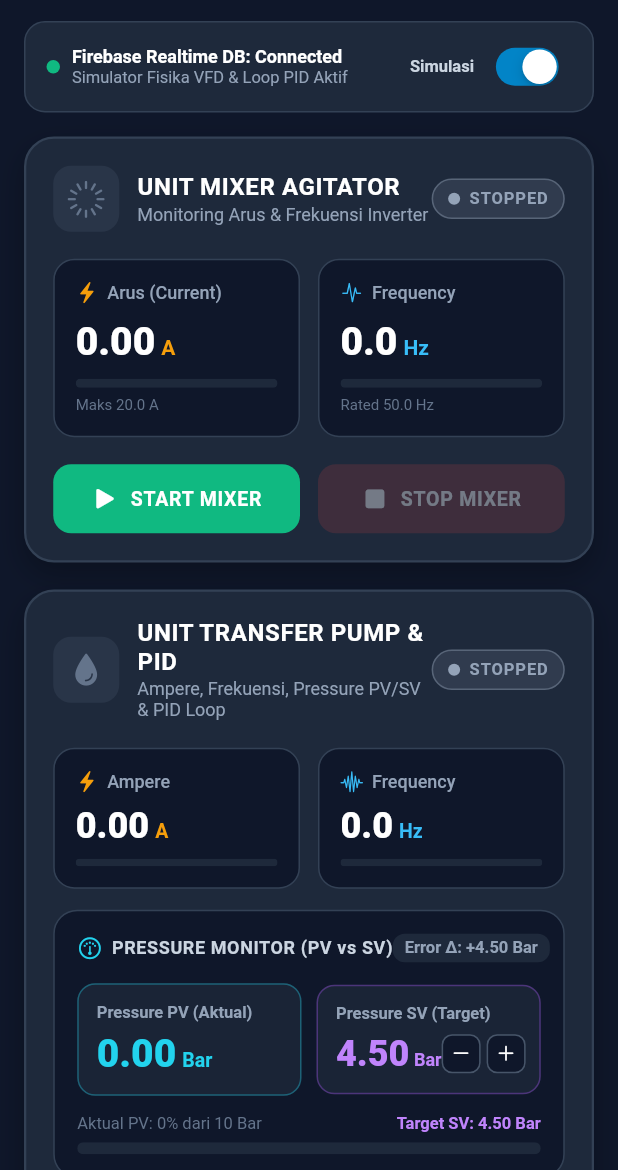
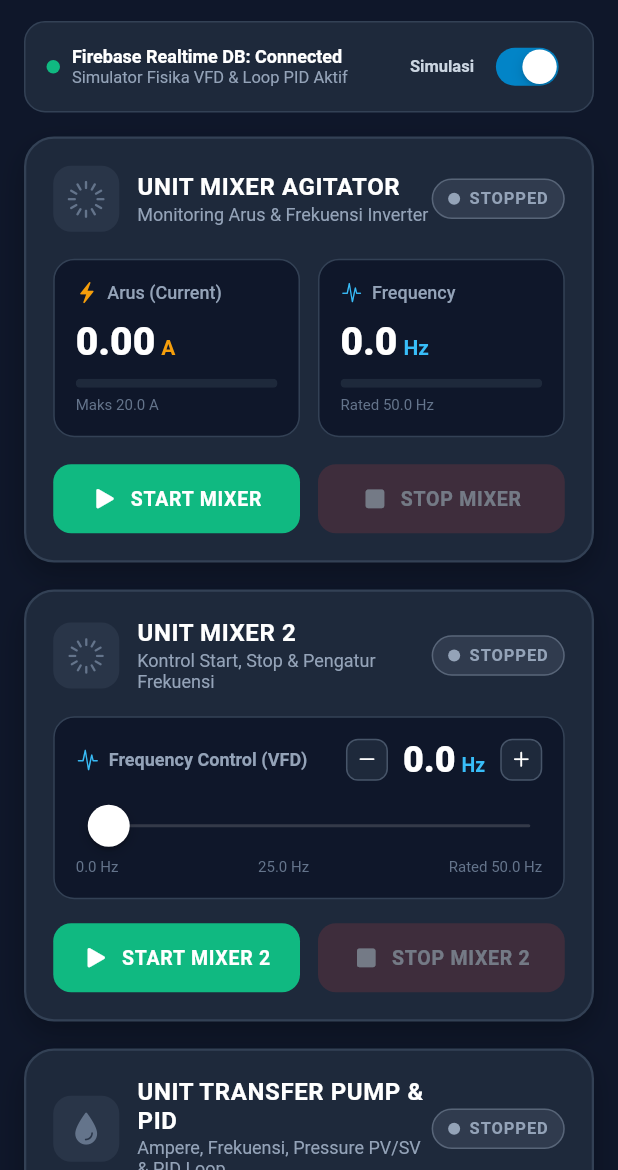
Before and after one commit to Roni43-array/Mixing-And-Pump-System, a Flutter app: the screen it shows after launch, on a phone screen of 412 x 824 dp, the part 66-1236 px from its top. Run offline on Flutter 3.47's test engine with Material 3 defaults, Android fonts, the phone set to English and light mode, and no system bars; our stand-ins replace firebase_core, firebase_database; accounts and stored records are empty.

Commit message:
Add files via upload

```diff
--- a/lib/models/system_telemetry.dart
+++ b/lib/models/system_telemetry.dart
@@ -58,6 +58,63 @@ class MixerTelemetry {
       isRunning: isRunning ?? this.isRunning,
       command: command ?? this.command,
       currentAmpere: currentAmpere ?? this.currentAmpere,
+      frequencyHz: frequencyHz ?? this.frequencyHz,
+      updatedAt: updatedAt ?? this.updatedAt,
+    );
+  }
+}
+
+/// Model untuk unit tambahan (Mixer 2 & Pump 2) yang hanya berisi Start, Stop, dan atur Frequency.
+class SimpleVfdUnitTelemetry {
+  final bool isRunning;
+  final String command; // "START" atau "STOP"
+  final double frequencyHz; // Frekuensi yang diatur (0.0 - 50.0 Hz)
+  final int updatedAt;
+
+  const SimpleVfdUnitTelemetry({
+    required this.isRunning,
+    required this.command,
+    required this.frequencyHz,
+    required this.updatedAt,
+  });
+
+  factory SimpleVfdUnitTelemetry.initial() {
+    return SimpleVfdUnitTelemetry(
+      isRunning: false,
+      command: 'STOP',
+      frequencyHz: 0.0,
+      updatedAt: DateTime.now().millisecondsSinceEpoch,
+    );
+  }
+
+  factory SimpleVfdUnitTelemetry.fromMap(Map<dynamic, dynamic>? map) {
+    if (map == null) return SimpleVfdUnitTelemetry.initial();
+    return SimpleVfdUnitTelemetry(
+      isRunning: map['is_running'] == true,
+      command: (map['command'] ?? 'STOP').toString(),
+      frequencyHz: _toDouble(map['frequency_hz'], 0.0),
+      updatedAt: _toInt(map['updated_at'], DateTime.now().millisecondsSinceEpoch),
+    );
+  }
+
+  Map<String, dynamic> toMap() {
+    return {
+      'is_running': isRunning,
+      'command': command,
+      'frequency_hz': double.parse(frequencyHz.toStringAsFixed(1)),
+      'updated_at': updatedAt,
+    };
+  }
+
+  SimpleVfdUnitTelemetry copyWith({
+    bool? isRunning,
+    String? command,
+    double? frequencyHz,
+    int? updatedAt,
+  }) {
+    return SimpleVfdUnitTelemetry(
+      isRunning: isRunning ?? this.isRunning,
+      command: command ?? this.command,
       frequencyHz: frequencyHz ?? this.frequencyHz,
       updatedAt: updatedAt ?? this.updatedAt,
     );
@@ -215,13 +272,17 @@ class PumpTelemetry {
 
 class SystemTelemetry {
   final MixerTelemetry mixer;
+  final SimpleVfdUnitTelemetry mixer2;
   final PumpTelemetry pump;
+  final SimpleVfdUnitTelemetry pump2;
   final bool isFirebaseConnected;
   final bool isSimulationActive;
 
   const SystemTelemetry({
     required this.mixer,
+    required this.mixer2,
     required this.pump,
+    required this.pump2,
     required this.isFirebaseConnected,
     required this.isSimulationActive,
   });
@@ -229,7 +290,9 @@ class SystemTelemetry {
   factory SystemTelemetry.initial() {
     return SystemTelemetry(
       mixer: MixerTelemetry.initial(),
+      mixer2: SimpleVfdUnitTelemetry.initial(),
       pump: PumpTelemetry.initial(),
+      pump2: SimpleVfdUnitTelemetry.initial(),
       isFirebaseConnected: false,
       isSimulationActive: true,
     );
@@ -250,8 +313,18 @@ class SystemTelemetry {
       mixer: MixerTelemetry.fromMap(
         rootMap['mixer'] is Map ? rootMap['mixer'] as Map<dynamic, dynamic> : null,
       ),
+      mixer2: SimpleVfdUnitTelemetry.fromMap(
+        rootMap['mixer_2'] is Map
+            ? rootMap['mixer_2'] as Map<dynamic, dynamic>
+            : null,
+      ),
       pump: PumpTelemetry.fromMap(
         rootMap['pump'] is Map ? rootMap['pump'] as Map<dynamic, dynamic> : null,
+      ),
+      pump2: SimpleVfdUnitTelemetry.fromMap(
+        rootMap['pump_2'] is Map
+            ? rootMap['pump_2'] as Map<dynamic, dynamic>
+            : null,
       ),
       isFirebaseConnected: isFirebaseConnected,
       isSimulationActive: isSimulationActive,
@@ -260,13 +333,17 @@ class SystemTelemetry {
 
   SystemTelemetry copyWith({
     MixerTelemetry? mixer,
+    SimpleVfdUnitTelemetry? mixer2,
     PumpTelemetry? pump,
+    SimpleVfdUnitTelemetry? pump2,
     bool? isFirebaseConnected,
     bool? isSimulationActive,
   }) {
     return SystemTelemetry(
       mixer: mixer ?? this.mixer,
+      mixer2: mixer2 ?? this.mixer2,
       pump: pump ?? this.pump,
+      pump2: pump2 ?? this.pump2,
       isFirebaseConnected: isFirebaseConnected ?? this.isFirebaseConnected,
       isSimulationActive: isSimulationActive ?? this.isSimulationActive,
     );
--- a/lib/screens/dashboard_screen.dart
+++ b/lib/screens/dashboard_screen.dart
@@ -6,6 +6,7 @@ import '../services/firebase_scada_service.dart';
 import '../widgets/mixer_card.dart';
 import '../widgets/pid_tuning_sheet.dart';
 import '../widgets/pump_card.dart';
+import '../widgets/simple_vfd_card.dart';
 
 class DashboardScreen extends StatefulWidget {
   final FirebaseScadaService scadaService;
@@ -55,7 +56,9 @@ class _DashboardScreenState extends State<DashboardScreen> {
       builder: (context, snapshot) {
         final telemetry = snapshot.data ?? SystemTelemetry.initial();
         final mixer = telemetry.mixer;
+        final mixer2 = telemetry.mixer2;
         final pump = telemetry.pump;
+        final pump2 = telemetry.pump2;
 
         return CupertinoPageScaffold(
           backgroundColor: const Color(0xFF0F172A),
@@ -138,7 +141,7 @@ class _DashboardScreenState extends State<DashboardScreen> {
                   ),
                   const SizedBox(height: 16),
 
-                  // Bagian 1: MIXER Card (Start, Stop, Arus, Frequency)
+                  // Bagian 1: MIXER 1 Card (Start, Stop, Arus, Frequency)
                   MixerCard(
                     mixer: mixer,
                     onCommandChanged: (start) {
@@ -147,7 +150,25 @@ class _DashboardScreenState extends State<DashboardScreen> {
                   ),
                   const SizedBox(height: 18),
 
-                  // Bagian 2: PUMP Card (Start, Stop, Ampere, Frequency, Pressure PV/SV, PID Control)
+                  // Bagian 2: MIXER 2 Card (Start, Stop, & Atur Frequency)
+                  SimpleVfdCard(
+                    title: 'UNIT MIXER 2',
+                    subtitle: 'Kontrol Start, Stop & Pengatur Frekuensi',
+                    startLabel: 'START MIXER 2',
+                    stopLabel: 'STOP MIXER 2',
+                    icon: CupertinoIcons.slowmo,
+                    activeColor: const Color(0xFF10B981),
+                    unit: mixer2,
+                    onCommandChanged: (start) {
+                      widget.scadaService.setMixer2Running(start);
+                    },
+                    onFrequencyChanged: (freq) {
+                      widget.scadaService.updateMixer2Frequency(freq);
+                    },
+                  ),
+                  const SizedBox(height: 18),
+
+                  // Bagian 3: PUMP 1 Card (Start, Stop, Ampere, Frequency, Pressure PV/SV, PID Control)
                   PumpCard(
                     pump: pump,
                     onCommandChanged: (start) {
@@ -165,6 +186,24 @@ class _DashboardScreenState extends State<DashboardScreen> {
                       );
                     },
                     onOpenTuningSheet: () => _openPidTuningModal(pump),
+                  ),
+                  const SizedBox(height: 18),
+
+                  // Bagian 4: PUMP 2 Card (Start, Stop, & Atur Frequency)
+                  SimpleVfdCard(
+                    title: 'UNIT PUMP 2',
+                    subtitle: 'Kontrol Start, Stop & Pengatur Frekuensi',
+                    startLabel: 'START PUMP 2',
+                    stopLabel: 'STOP PUMP 2',
+                    icon: CupertinoIcons.drop_fill,
+                    activeColor: const Color(0xFF38BDF8),
+                    unit: pump2,
+                    onCommandChanged: (start) {
+                      widget.scadaService.setPump2Running(start);
+                    },
+                    onFrequencyChanged: (freq) {
+                      widget.scadaService.updatePump2Frequency(freq);
+                    },
                   ),
                 ],
               ),
--- a/lib/services/firebase_scada_service.dart
+++ b/lib/services/firebase_scada_service.dart
@@ -200,7 +200,7 @@ class FirebaseScadaService {
     _emit(_state);
   }
 
-  /// Perintah START / STOP untuk Mixer
+  /// Perintah START / STOP untuk Mixer 1
   Future<void> setMixerRunning(bool start) async {
     final now = DateTime.now().millisecondsSinceEpoch;
     final updatedMixer = _state.mixer.copyWith(
@@ -220,7 +220,46 @@ class FirebaseScadaService {
     }
   }
 
-  /// Perintah START / STOP untuk Pump
+  /// Perintah START / STOP untuk Mixer 2
+  Future<void> setMixer2Running(bool start) async {
+    final now = DateTime.now().millisecondsSinceEpoch;
+    final double freq = start && _state.mixer2.frequencyHz == 0.0
+        ? 50.0
+        : (!start ? 0.0 : _state.mixer2.frequencyHz);
+    final updatedMixer2 = _state.mixer2.copyWith(
+      isRunning: start,
+      command: start ? 'START' : 'STOP',
+      frequencyHz: freq,
+      updatedAt: now,
+    );
+    _state = _state.copyWith(mixer2: updatedMixer2);
+    _emit(_state);
+
+    if (_state.isFirebaseConnected && _dbRef != null) {
+      await _dbRef!.child('mixer_2').update(updatedMixer2.toMap());
+    }
+  }
+
+  /// Mengatur Frequency (Hz) untuk Mixer 2
+  Future<void> updateMixer2Frequency(double newFreqHz) async {
+    final clampedFreq = _round1(newFreqHz.clamp(0.0, 50.0));
+    final now = DateTime.now().millisecondsSinceEpoch;
+    final updatedMixer2 = _state.mixer2.copyWith(
+      frequencyHz: clampedFreq,
+      updatedAt: now,
+    );
+    _state = _state.copyWith(mixer2: updatedMixer2);
+    _emit(_state);
+
+    if (_state.isFirebaseConnected && _dbRef != null) {
+      await _dbRef!.child('mixer_2').update({
+        'frequency_hz': clampedFreq,
+        'updated_at': now,
+      });
+    }
+  }
+
+  /// Perintah START / STOP untuk Pump 1
   Future<void> setPumpRunning(bool start) async {
     final now = DateTime.now().millisecondsSinceEpoch;
     final updatedPump = _state.pump.copyWith(
@@ -235,6 +274,45 @@ class FirebaseScadaService {
       await _dbRef!.child('pump').update({
         'is_running': start,
         'command': start ? 'START' : 'STOP',
+        'updated_at': now,
+      });
+    }
+  }
+
+  /// Perintah START / STOP untuk Pump 2
+  Future<void> setPump2Running(bool start) async {
+    final now = DateTime.now().millisecondsSinceEpoch;
+    final double freq = start && _state.pump2.frequencyHz == 0.0
+        ? 50.0
+        : (!start ? 0.0 : _state.pump2.frequencyHz);
+    final updatedPump2 = _state.pump2.copyWith(
+      isRunning: start,
+      command: start ? 'START' : 'STOP',
+      frequencyHz: freq,
+      updatedAt: now,
+    );
+    _state = _state.copyWith(pump2: updatedPump2);
+    _emit(_state);
+
+    if (_state.isFirebaseConnected && _dbRef != null) {
+      await _dbRef!.child('pump_2').update(updatedPump2.toMap());
+    }
+  }
+
+  /// Mengatur Frequency (Hz) untuk Pump 2
+  Future<void> updatePump2Frequency(double newFreqHz) async {
+    final clampedFreq = _round1(newFreqHz.clamp(0.0, 50.0));
+    final now = DateTime.now().millisecondsSinceEpoch;
+    final updatedPump2 = _state.pump2.copyWith(
+      frequencyHz: clampedFreq,
+      updatedAt: now,
+    );
+    _state = _state.copyWith(pump2: updatedPump2);
+    _emit(_state);
+
+    if (_state.isFirebaseConnected && _dbRef != null) {
+      await _dbRef!.child('pump_2').update({
+        'frequency_hz': clampedFreq,
         'updated_at': now,
       });
     }
@@ -291,10 +369,12 @@ class FirebaseScadaService {
     }
   }
 
-  /// Emergency Stop: Mematikan Mixer dan Pump secara bersamaan
+  /// Emergency Stop: Mematikan seluruh Mixer dan Pump secara bersamaan
   Future<void> emergencyStopAll() async {
     await setMixerRunning(false);
+    await setMixer2Running(false);
     await setPumpRunning(false);
+    await setPump2Running(false);
   }
 
   Future<void> _syncToFirebaseIfConnected() async {
@@ -302,7 +382,9 @@ class FirebaseScadaService {
     try {
       await _dbRef!.update({
         'mixer': _state.mixer.toMap(),
+        'mixer_2': _state.mixer2.toMap(),
         'pump': _state.pump.toMap(),
+        'pump_2': _state.pump2.toMap(),
       });
     } catch (_) {
       // Abaikan error tulis sesaat pada loop simulasi
--- /dev/null
+++ b/lib/widgets/simple_vfd_card.dart
@@ -0,0 +1,386 @@
+import 'package:flutter/cupertino.dart';
+import 'package:flutter/material.dart';
+import 'package:flutter/services.dart';
+import '../models/system_telemetry.dart';
+
+/// Kartu kontrol untuk Mixer 2 dan Pump 2:
+/// Hanya berisi tombol Start, Stop, serta tampilan & pengatur Frequency (Hz).
+class SimpleVfdCard extends StatelessWidget {
+  final String title;
+  final String subtitle;
+  final String startLabel;
+  final String stopLabel;
+  final IconData icon;
+  final Color activeColor;
+  final SimpleVfdUnitTelemetry unit;
+  final ValueChanged<bool> onCommandChanged;
+  final ValueChanged<double> onFrequencyChanged;
+
+  const SimpleVfdCard({
+    super.key,
+    required this.title,
+    required this.subtitle,
+    required this.startLabel,
+    required this.stopLabel,
+    required this.icon,
+    required this.activeColor,
+    required this.unit,
+    required this.onCommandChanged,
+    required this.onFrequencyChanged,
+  });
+
+  @override
+  Widget build(BuildContext context) {
+    final bool isRunning = unit.isRunning;
+    final Color statusColor = isRunning ? activeColor : const Color(0xFF64748B);
+
+    return Container(
+      decoration: BoxDecoration(
+        color: const Color(0xFF1E293B),
+        borderRadius: BorderRadius.circular(20),
+        border: Border.all(
+          color: isRunning
+              ? activeColor.withValues(alpha: 0.45)
+              : const Color(0xFF334155),
+          width: 1.5,
+        ),
+        boxShadow: [
+          BoxShadow(
+            color: Colors.black.withValues(alpha: 0.25),
+            blurRadius: 16,
+            offset: const Offset(0, 8),
+          ),
+        ],
+      ),
+      padding: const EdgeInsets.all(18),
+      child: Column(
+        crossAxisAlignment: CrossAxisAlignment.start,
+        children: [
+          // Header Unit
+          Row(
+            children: [
+              Container(
+                width: 44,
+                height: 44,
+                decoration: BoxDecoration(
+                  color: statusColor.withValues(alpha: 0.16),
+                  borderRadius: BorderRadius.circular(12),
+                ),
+                child: Icon(
+                  icon,
+                  color: statusColor,
+                  size: 25,
+                ),
+              ),
+              const SizedBox(width: 12),
+              Expanded(
+                child: Column(
+                  crossAxisAlignment: CrossAxisAlignment.start,
+                  children: [
+                    Text(
+                      title,
+                      style: const TextStyle(
+                        color: Colors.white,
+                        fontSize: 16,
+                        fontWeight: FontWeight.w700,
+                        letterSpacing: 0.4,
+                      ),
+                    ),
+                    const SizedBox(height: 2),
+                    Text(
+                      subtitle,
+                      style: const TextStyle(
+                        color: Color(0xFF94A3B8),
+                        fontSize: 12,
+                      ),
+                    ),
+                  ],
+                ),
+              ),
+              _SimpleStatusBadge(
+                isRunning: isRunning,
+                activeColor: activeColor,
+              ),
+            ],
+          ),
+          const SizedBox(height: 16),
+
+          // Panel Tampilan & Pengatur Frequency (Hz)
+          Container(
+            padding: const EdgeInsets.all(14),
+            decoration: BoxDecoration(
+              color: const Color(0xFF0F172A),
+              borderRadius: BorderRadius.circular(14),
+              border: Border.all(color: const Color(0xFF334155)),
+            ),
+            child: Column(
+              crossAxisAlignment: CrossAxisAlignment.start,
+              children: [
+                Row(
+                  mainAxisAlignment: MainAxisAlignment.spaceBetween,
+                  children: [
+                    const Row(
+                      children: [
+                        Icon(
+                          CupertinoIcons.waveform_path_ecg,
+                          size: 16,
+                          color: Color(0xFF38BDF8),
+                        ),
+                        SizedBox(width: 6),
+                        Text(
+                          'Frequency Control (VFD)',
+                          style: TextStyle(
+                            color: Color(0xFF94A3B8),
+                            fontSize: 12,
+                            fontWeight: FontWeight.w600,
+                          ),
+                        ),
+                      ],
+                    ),
+                    Row(
+                      children: [
+                        _FreqStepButton(
+                          icon: CupertinoIcons.minus,
+                          onTap: () {
+                            HapticFeedback.selectionClick();
+                            onFrequencyChanged(unit.frequencyHz - 1.0);
+                          },
+                        ),
+                        const SizedBox(width: 10),
+                        Row(
+                          crossAxisAlignment: CrossAxisAlignment.baseline,
+                          textBaseline: TextBaseline.alphabetic,
+                          children: [
+                            Text(
+                              unit.frequencyHz.toStringAsFixed(1),
+                              style: const TextStyle(
+                                color: Colors.white,
+                                fontSize: 24,
+                                fontWeight: FontWeight.w800,
+                                fontFeatures: [FontFeature.tabularFigures()],
+                              ),
+                            ),
+                            const SizedBox(width: 4),
+                            const Text(
+                              'Hz',
+                              style: TextStyle(
+                                color: Color(0xFF38BDF8),
+                                fontSize: 13,
+                                fontWeight: FontWeight.w700,
+                              ),
+                            ),
+                          ],
+                        ),
+                        const SizedBox(width: 10),
+                        _FreqStepButton(
+                          icon: CupertinoIcons.plus,
+                          onTap: () {
+                            HapticFeedback.selectionClick();
+                            onFrequencyChanged(unit.frequencyHz + 1.0);
+                          },
+                        ),
+                      ],
+                    ),
+                  ],
+                ),
+                const SizedBox(height: 8),
+                SizedBox(
+                  width: double.infinity,
+                  child: CupertinoSlider(
+                    value: unit.frequencyHz.clamp(0.0, 50.0),
+                    min: 0.0,
+                    max: 50.0,
+                    activeColor: const Color(0xFF38BDF8),
+                    onChanged: onFrequencyChanged,
+                  ),
+                ),
+                const Row(
+                  mainAxisAlignment: MainAxisAlignment.spaceBetween,
+                  children: [
+                    Text(
+                      '0.0 Hz',
+                      style: TextStyle(
+                        color: Color(0xFF64748B),
+                        fontSize: 10,
+                      ),
+                    ),
+                    Text(
+                      '25.0 Hz',
+                      style: TextStyle(
+                        color: Color(0xFF64748B),
+                        fontSize: 10,
+                      ),
+                    ),
+                    Text(
+                      'Rated 50.0 Hz',
+                      style: TextStyle(
+                        color: Color(0xFF64748B),
+                        fontSize: 10,
+                      ),
+                    ),
+                  ],
+                ),
+              ],
+            ),
+          ),
+          const SizedBox(height: 16),
+
+          // Tombol Kontrol START & STOP
+          Row(
+            children: [
+              Expanded(
+                child: _SimpleActionButton(
+                  label: startLabel,
+                  icon: CupertinoIcons.play_fill,
+                  backgroundColor: const Color(0xFF10B981),
+                  isEnabled: !isRunning,
+                  onPressed: () {
+                    HapticFeedback.mediumImpact();
+                    onCommandChanged(true);
+                  },
+                ),
+              ),
+              const SizedBox(width: 12),
+              Expanded(
+                child: _SimpleActionButton(
+                  label: stopLabel,
+                  icon: CupertinoIcons.stop_fill,
+                  backgroundColor: const Color(0xFFEF4444),
+                  isEnabled: isRunning,
+                  onPressed: () {
+                    HapticFeedback.heavyImpact();
+                    onCommandChanged(false);
+                  },
+                ),
+              ),
+            ],
+          ),
+        ],
+      ),
+    );
+  }
+}
+
+class _SimpleStatusBadge extends StatelessWidget {
+  final bool isRunning;
+  final Color activeColor;
+
+  const _SimpleStatusBadge({
+    required this.isRunning,
+    required this.activeColor,
+  });
+
+  @override
+  Widget build(BuildContext context) {
+    final Color color = isRunning ? activeColor : const Color(0xFF94A3B8);
+
+    return Container(
+      padding: const EdgeInsets.symmetric(horizontal: 10, vertical: 6),
+      decoration: BoxDecoration(
+        color: color.withValues(alpha: 0.15),
+        borderRadius: BorderRadius.circular(30),
+        border: Border.all(color: color.withValues(alpha: 0.4)),
+      ),
+      child: Row(
+        mainAxisSize: MainAxisSize.min,
+        children: [
+          Container(
+            width: 8,
+            height: 8,
+            decoration: BoxDecoration(
+              color: color,
+              shape: BoxShape.circle,
+            ),
+          ),
+          const SizedBox(width: 6),
+          Text(
+            isRunning ? 'RUNNING' : 'STOPPED',
+            style: TextStyle(
+              color: color,
+              fontSize: 11,
+              fontWeight: FontWeight.w700,
+              letterSpacing: 0.6,
+            ),
+          ),
+        ],
+      ),
+    );
+  }
+}
+
+class _FreqStepButton extends StatelessWidget {
+  final IconData icon;
+  final VoidCallback onTap;
+
+  const _FreqStepButton({
+    required this.icon,
+    required this.onTap,
+  });
+
+  @override
+  Widget build(BuildContext context) {
+    return GestureDetector(
+      onTap: onTap,
+      child: Container(
+        width: 28,
+        height: 28,
+        decoration: BoxDecoration(
+          color: const Color(0xFF1E293B),
+          borderRadius: BorderRadius.circular(8),
+          border: Border.all(color: const Color(0xFF475569)),
+        ),
+        child: Icon(
+          icon,
+          color: Colors.white,
+          size: 14,
+        ),
+      ),
+    );
+  }
+}
+
+class _SimpleActionButton extends StatelessWidget {
+  final String label;
+  final IconData icon;
+  final Color backgroundColor;
+  final bool isEnabled;
+  final VoidCallback onPressed;
+
+  const _SimpleActionButton({
+    required this.label,
+    required this.icon,
+    required this.backgroundColor,
+    required this.isEnabled,
+    required this.onPressed,
+  });
+
+  @override
+  Widget build(BuildContext context) {
+    return Opacity(
+      opacity: isEnabled ? 1.0 : 0.38,
+      child: CupertinoButton(
+        padding: const EdgeInsets.symmetric(vertical: 14),
+        color: backgroundColor,
+        disabledColor: backgroundColor.withValues(alpha: 0.4),
+        borderRadius: BorderRadius.circular(12),
+        onPressed: isEnabled ? onPressed : null,
+        child: Row(
+          mainAxisAlignment: MainAxisAlignment.center,
+          children: [
+            Icon(icon, color: Colors.white, size: 18),
+            const SizedBox(width: 8),
+            Text(
+              label,
+              style: const TextStyle(
+                color: Colors.white,
+                fontSize: 13,
+                fontWeight: FontWeight.w700,
+                letterSpacing: 0.5,
+              ),
+            ),
+          ],
+        ),
+      ),
+    );
+  }
+}
```
Also changed, not shown: firebase_seed_data.json (+12 -0 lines).
